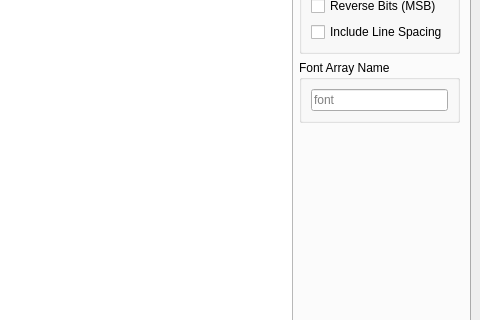
The window that app/src/mainwindow.ui (ayoy/fontedit) describes before a commit, drawn with Qt 5; both pictures show x 244 to 724 and y 191 to 511 of the 724 by 619 pixel window.
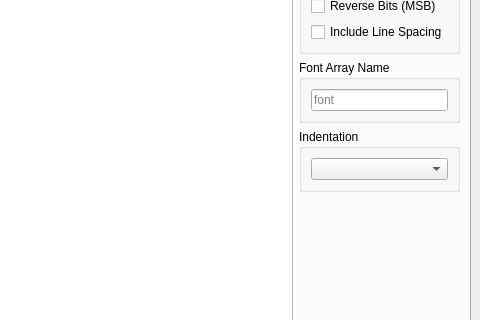
The same window after the commit. Icons and pictures are not drawn. Custom widgets are drawn as their Qt base class.

Commit message: Support setting indentation for the generated source code

Patch:
```diff
--- a/app/src/mainwindow.ui
+++ b/app/src/mainwindow.ui
@@ -380,6 +380,18 @@
             </layout>
            </widget>
           </item>
+          <item>
+           <widget class="QGroupBox" name="groupBox_4">
+            <property name="title">
+             <string>Indentation</string>
+            </property>
+            <layout class="QVBoxLayout" name="verticalLayout_5">
+             <item>
+              <widget class="QComboBox" name="indentationComboBox"/>
+             </item>
+            </layout>
+           </widget>
+          </item>
           <item>
            <spacer name="verticalSpacer">
             <property name="orientation">
```
The commit also changes 7 other files.
